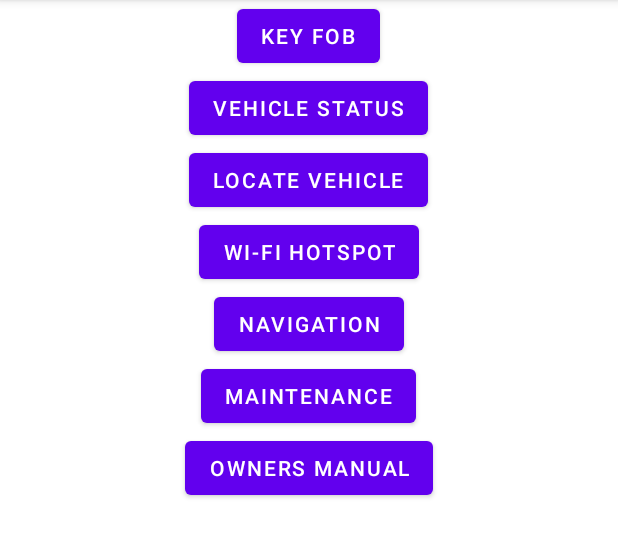
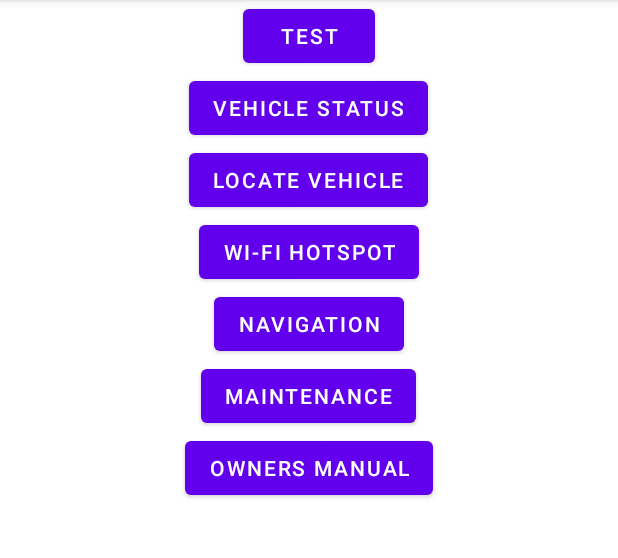
Before and after one commit to archnecro/InteractiveCarApp, an Android app: the screen it shows after launch (MainActivity), on a phone screen of 412 x 824 dp, the part 84-642 px from its top. Run offline under Robolectric (Android 15) with nearby library versions, the phone set to English and light mode, and no system bars.

Commit message:
For test purposes

```diff
--- a/app/src/main/res/layout/activity_main.xml
+++ b/app/src/main/res/layout/activity_main.xml
@@ -12,7 +12,7 @@
         android:layout_centerHorizontal="true"
         android:layout_width="wrap_content"
         android:layout_height="wrap_content"
-        android:text="Key Fob"/>
+        android:text="test"/>
     <Button
         android:id="@+id/btnStatus"
         android:layout_centerHorizontal="true"
```
